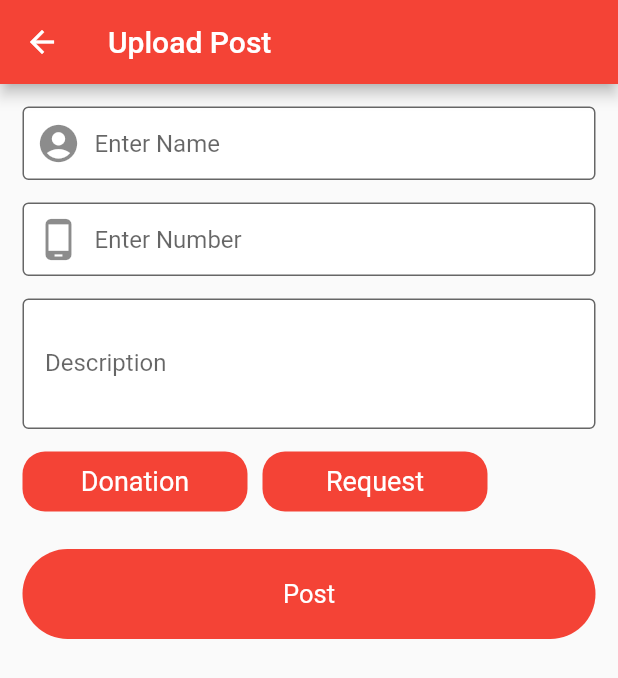
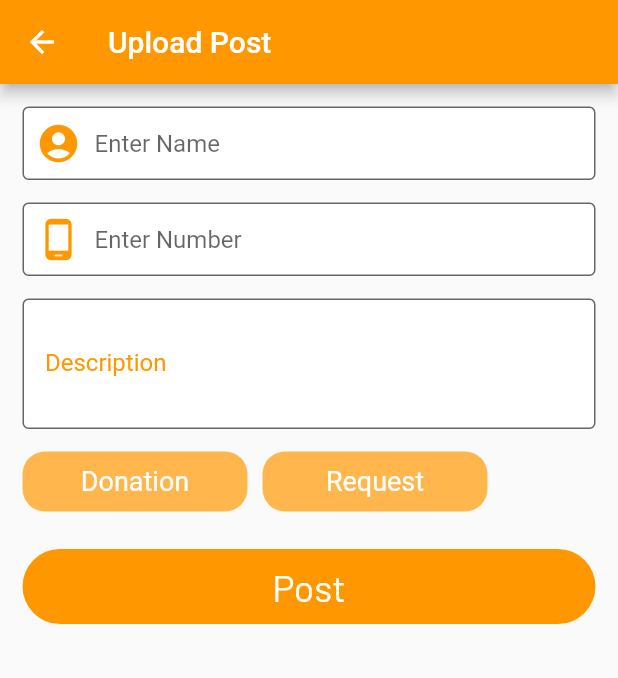
Before and after one commit to Vaibhav-84/Alianz, a Flutter app: the Upload screen opened directly, on a phone screen of 412 x 824 dp. Shown: the top 678 px of the screen. Run offline on Flutter 3.47's test engine with Material 2 defaults, Android fonts, the phone set to English and light mode, and no system bars; our stand-ins replace cloud_firestore, firebase_auth, firebase_core, firebase_database, google_fonts, shared_preferences; accounts and stored records are empty.

Commit message:
worked on ui

```diff
--- a/lib/views/signin.dart
+++ b/lib/views/signin.dart
@@ -137,7 +137,7 @@ class _SignInState extends State<SignIn> {
                           width: MediaQuery.of(context).size.width,
                           padding: EdgeInsets.symmetric(vertical: 20),
                           decoration: BoxDecoration(
-                            color: Colors.red[500],
+                            color: Colors.orange[600],
                             borderRadius: BorderRadius.circular(30),
                           ),
                           child: Text(
--- a/lib/views/upload.dart
+++ b/lib/views/upload.dart
@@ -1,6 +1,9 @@
+import 'dart:ui';
+
 import 'package:flutter/material.dart';
 import 'package:firebase_database/firebase_database.dart';
 import 'package:zero_hunger/widgets/widget.dart';
+import 'package:google_fonts/google_fonts.dart';
 
 class Upload extends StatefulWidget {
   @override
@@ -8,7 +11,7 @@ class Upload extends StatefulWidget {
 }
 
 class _UploadState extends State<Upload> {
-  TextEditingController _nameController, _numberController,_desController;
+  TextEditingController _nameController, _numberController, _desController;
   String _typeSelected = '';
   DatabaseReference _ref;
   @override
@@ -26,7 +29,7 @@ class _UploadState extends State<Upload> {
         height: 40,
         width: 150,
         decoration: BoxDecoration(
-          color: _typeSelected == title ? Colors.green : Colors.red,
+          color: _typeSelected == title ? Colors.pink[300] : Colors.orange[300],
           borderRadius: BorderRadius.circular(15),
         ),
         child: Center(
@@ -49,7 +52,7 @@ class _UploadState extends State<Upload> {
     return Scaffold(
         appBar: AppBar(
           title: Text('Upload Post'),
-          backgroundColor: Colors.red[500],
+          backgroundColor: Colors.orange,
         ),
         body: Container(
           margin: EdgeInsets.all(15),
@@ -60,9 +63,13 @@ class _UploadState extends State<Upload> {
                 controller: _nameController,
                 decoration: InputDecoration(
                   hintText: 'Enter Name',
+                  focusedBorder: OutlineInputBorder(
+                    borderSide: BorderSide(color: Colors.orange),
+                  ),
                   prefixIcon: Icon(
                     Icons.account_circle,
                     size: 30,
+                    color: Colors.orange,
                   ),
                   fillColor: Colors.white,
                   filled: true,
@@ -75,9 +82,13 @@ class _UploadState extends State<Upload> {
                 controller: _numberController,
                 decoration: InputDecoration(
                   hintText: 'Enter Number',
+                  focusedBorder: OutlineInputBorder(
+                    borderSide: BorderSide(color: Colors.orange),
+                  ),
                   prefixIcon: Icon(
                     Icons.phone_android,
                     size: 30,
+                    color: Colors.orange,
                   ),
                   fillColor: Colors.white,
                   filled: true,
@@ -93,7 +104,13 @@ class _UploadState extends State<Upload> {
                 controller: _desController,
                 decoration: InputDecoration(
                   hintText: 'Detailed Description',
+                  focusedBorder: OutlineInputBorder(
+                    borderSide: BorderSide(color: Colors.orange),
+                  ),
                   labelText: "Description",
+                  labelStyle: TextStyle(
+                    color: Colors.orange,
+                  ),
                   fillColor: Colors.white,
                   filled: true,
                   contentPadding: EdgeInsets.all(15),
@@ -120,7 +137,9 @@ class _UploadState extends State<Upload> {
                   ],
                 ),
               ),
-              SizedBox(height: 25,),
+              SizedBox(
+                height: 25,
+              ),
               // Container(
               //   width: double.infinity,
               //   padding: EdgeInsets.symmetric(horizontal: 10),
@@ -147,14 +166,20 @@ class _UploadState extends State<Upload> {
                 child: Container(
                   alignment: Alignment.center,
                   width: MediaQuery.of(context).size.width,
-                          padding: EdgeInsets.symmetric(vertical: 20),
+                  padding: EdgeInsets.symmetric(vertical: 10),
                   decoration: BoxDecoration(
-                            color: Colors.red[500],
+                    color: Colors.orange[500],
                     borderRadius: BorderRadius.circular(30),
                   ),
                   child: Text(
                     "Post",
-                            style: mediumTextStyle(),
+                    style: GoogleFonts.barlow(
+                      textStyle: TextStyle(
+                        fontSize: 25,
+                        color: Colors.white,
+                        fontWeight: FontWeight.w400,
+                      ),
+                    ),
                   ),
                 ),
               ),
@@ -175,7 +200,7 @@ class _UploadState extends State<Upload> {
       'type': _typeSelected,
     };
 
-    _ref.push().set(contact).then((value){
+    _ref.push().set(contact).then((value) {
       Navigator.pop(context);
     });
   }
--- a/pubspec.yaml
+++ b/pubspec.yaml
@@ -29,6 +29,8 @@ dependencies:
   shared_preferences: ^2.0.4
   url_launcher: ^6.0.2
   firebase_database: ^6.1.0
+  google_fonts: ^2.0.0
+  flutter_launcher_icons: ^0.9.0
 
 
 dev_dependencies:
```
Also changed, not shown: lib/views/feed.dart (+72 -27 lines), lib/widgets/widget.dart (+4 -4 lines), assets/images/logo.png, lib/main.dart (line endings or trailing spaces), pubspec.lock, 11 other files. Lines whose indentation alone changed are shown as unchanged.
